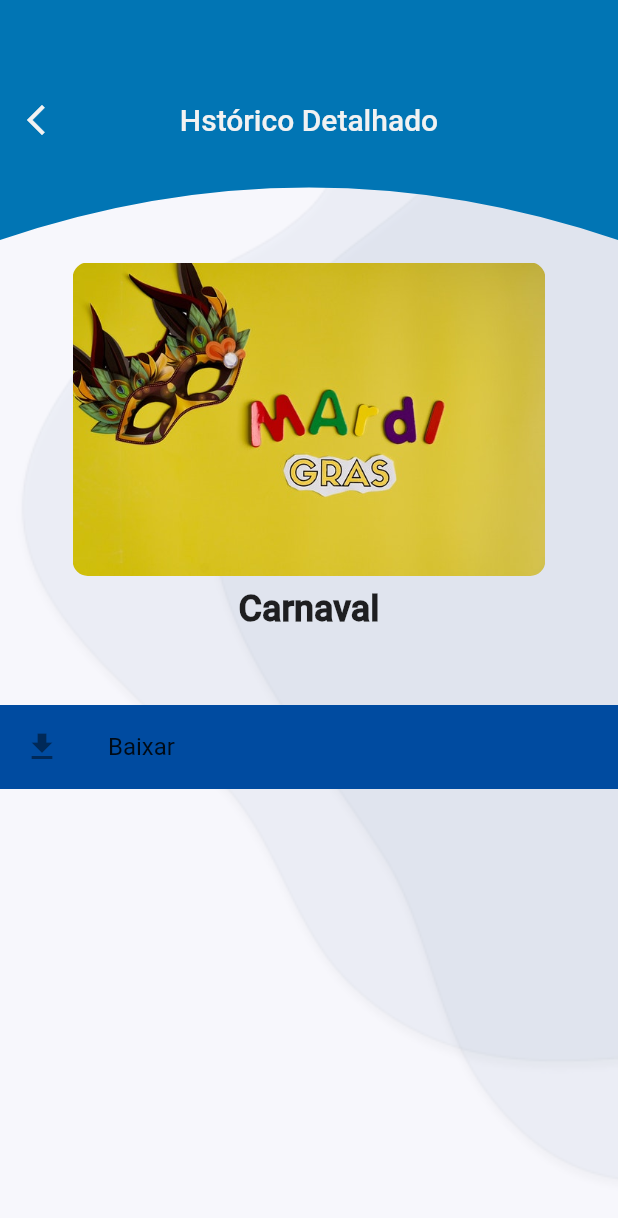
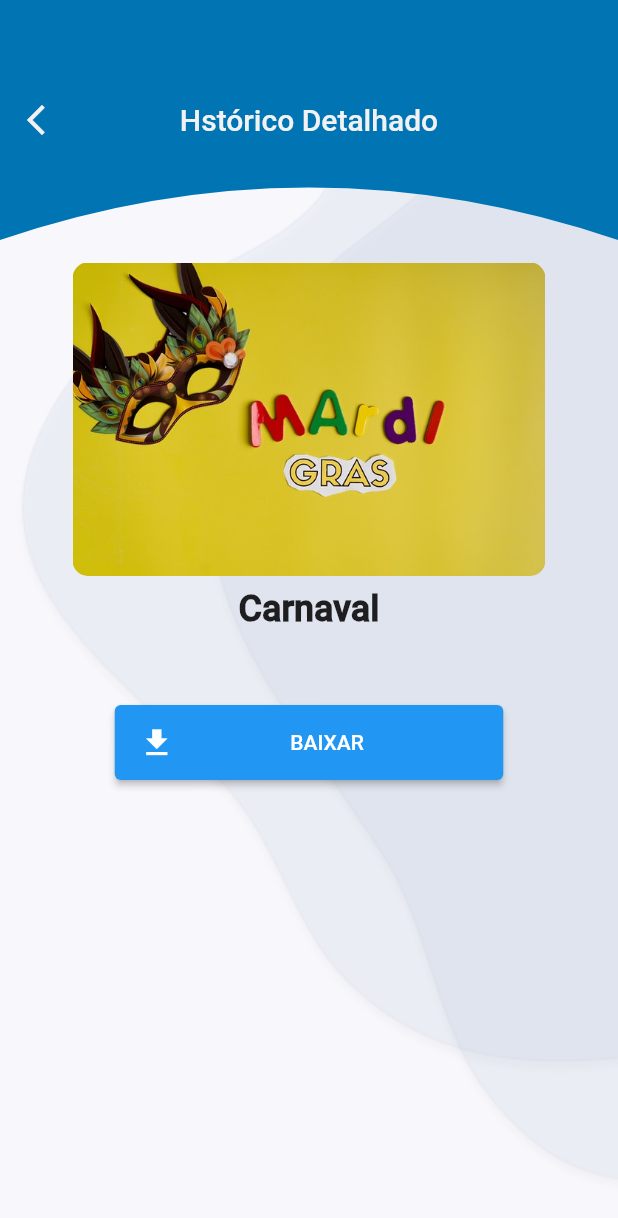
Before and after one commit to jusylopes/flutter-nubank-desafio-final, a Flutter app: the screen it shows after launch, on a phone screen of 412 x 824 dp. Shown: the top 1218 px of the screen. Run offline on Flutter 3.47's test engine with Material 2 defaults, Android fonts, the phone set to English and light mode, and no system bars; our stand-ins replace brasil_fields, flutter_svg, image_picker, shared_preferences; missing offline and left inert: widget_mask.

Commit message:
correcoes tela historic

```diff
--- a/lib/app.dart
+++ b/lib/app.dart
@@ -2,17 +2,8 @@ import 'package:flutter/material.dart';
 import 'package:projeto_final/resources/las_colors.dart';
 import 'package:projeto_final/resources/las_strings.dart';
 import 'package:projeto_final/ui/router/routers.dart';
-import 'package:projeto_final/ui/views/accreditation/accreditation.dart';
-import 'package:projeto_final/ui/views/contact/contact_page.dart';
-import 'package:projeto_final/ui/views/edit_profile/edit_profile_page.dart';
-import 'package:projeto_final/ui/views/event/event_page.dart';
 import 'package:projeto_final/ui/views/historic/historic_detalhes.dart';
 import 'package:projeto_final/ui/views/historic/historic_page.dart';
-import 'package:projeto_final/ui/views/home/home_page.dart';
-import 'package:projeto_final/ui/views/inicial/inicial_page.dart';
-import 'package:projeto_final/ui/views/login/login_page.dart';
-import 'package:projeto_final/ui/views/register/register_page.dart';
-import 'package:projeto_final/ui/views/splash/splash_page.dart';
 
 class MyApp extends StatelessWidget {
   const MyApp({Key? key}) : super(key: key);
@@ -36,9 +27,9 @@ class MyApp extends StatelessWidget {
         // Routes.home: (context) => const HomePage(),
         // Routes.event: (context) => const EventPage(),
         // Routes.accreditation: (context) => const AccreditationPage(),
-        // Routes.historic: (context) => const HistoricPage(),
-         Routes.historicDetalhes: (context) => const HistoricDetalhes(),
-        Routes.contact: (context) => const ContactPage(),
+        Routes.historic: (context) => const HistoricPage(),
+        Routes.historicDetalhes: (context) => const HistoricDetalhes(),
+        //Routes.contact: (context) => const ContactPage(),
       },
     );
   }
--- a/lib/ui/router/routers.dart
+++ b/lib/ui/router/routers.dart
@@ -8,6 +8,6 @@ abstract class Routes {
   static const event = '/event';
   static const accreditation = '/accreditation';
   static const historic = '/historic';
-  static const historicDetalhes = '/';
+  static const historicDetalhes = '/historicDetalhes';
   static const contact = '/contact';
 }
--- a/lib/ui/views/components/custom_bar_container.dart
+++ b/lib/ui/views/components/custom_bar_container.dart
@@ -22,7 +22,9 @@ class CustomBarContainer extends StatelessWidget {
         child: Row(
           children: [
             IconButton(
-                onPressed: () {},
+                onPressed: () {
+                  Navigator.of(context).pop();
+                },
                 icon: const Icon(
                   Icons.arrow_back_ios_new,
                   color: LasColors.txtAppBarProfile,
--- a/lib/ui/views/historic/historic_detalhes.dart
+++ b/lib/ui/views/historic/historic_detalhes.dart
@@ -1,6 +1,5 @@
 import 'package:flutter/material.dart';
 
-import '../../../resources/las_colors.dart';
 import '../components/custom_bar_container.dart';
 
 class HistoricDetalhes extends StatelessWidget {
@@ -60,15 +59,34 @@ class HistoricDetalhes extends StatelessWidget {
             const SizedBox(
               height: 50,
             ),
-            Container(
-              color: LasColors.buttonColor,
-              child: ListTile(
-                  title: const Text('Baixar'),
-                  onTap: () {},
-                  leading: const Icon(
-                    Icons.download,
-                  )),
+            Center(
+              child: SizedBox(
+                width: 259,
+                height: 50,
+                child: ElevatedButton(
+                    onPressed: () {},
+                    child: Row(
+                      mainAxisAlignment: MainAxisAlignment.spaceBetween,
+                      children: [
+                        const Icon(Icons.download),
+                        const Text('BAIXAR',
+                            style: TextStyle(
+                                color: Colors.white,
+                                fontWeight: FontWeight.w500)),
+                        Container(),
+                      ],
+                    )),
+              ),
             )
+            // Container(
+            //   color: LasColors.buttonColor,
+            //   child: ListTile(
+            //       title: const Text('Baixar'),
+            //       onTap: () {},
+            //       leading: const Icon(
+            //         Icons.download,
+            //       )),
+            // )
 
             //...getSections(accreditations)
             // .map((e) => buildListView(e.accreditations, e.title))
--- a/lib/ui/views/historic/historic_page.dart
+++ b/lib/ui/views/historic/historic_page.dart
@@ -1,4 +1,5 @@
 import 'package:flutter/material.dart';
+import 'package:projeto_final/ui/router/routers.dart';
 
 import '../components/custom_bar_container.dart';
 import 'api_historic_cred.dart';
@@ -93,6 +94,7 @@ buildListView(List<Accreditation> list, String year) {
                 final accreditation = list[index];
                 return GestureDetector(
                   onTap: () {
+                    Navigator.of(context).pushNamed(Routes.historicDetalhes);
                     print(index);
                   },
                   child: Padding(
```
